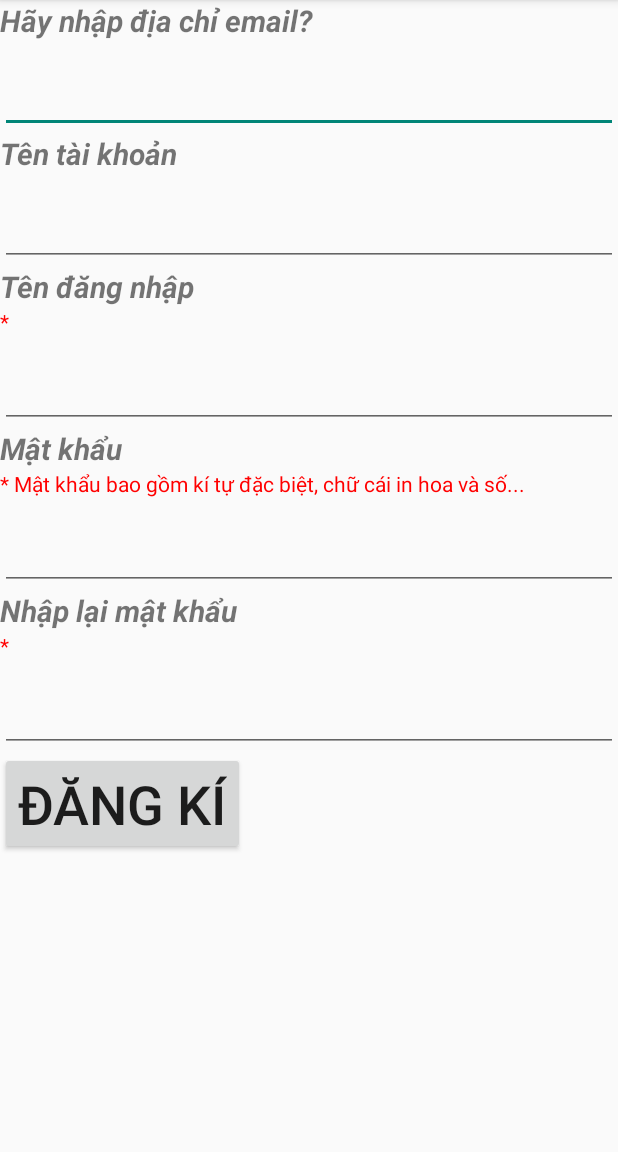
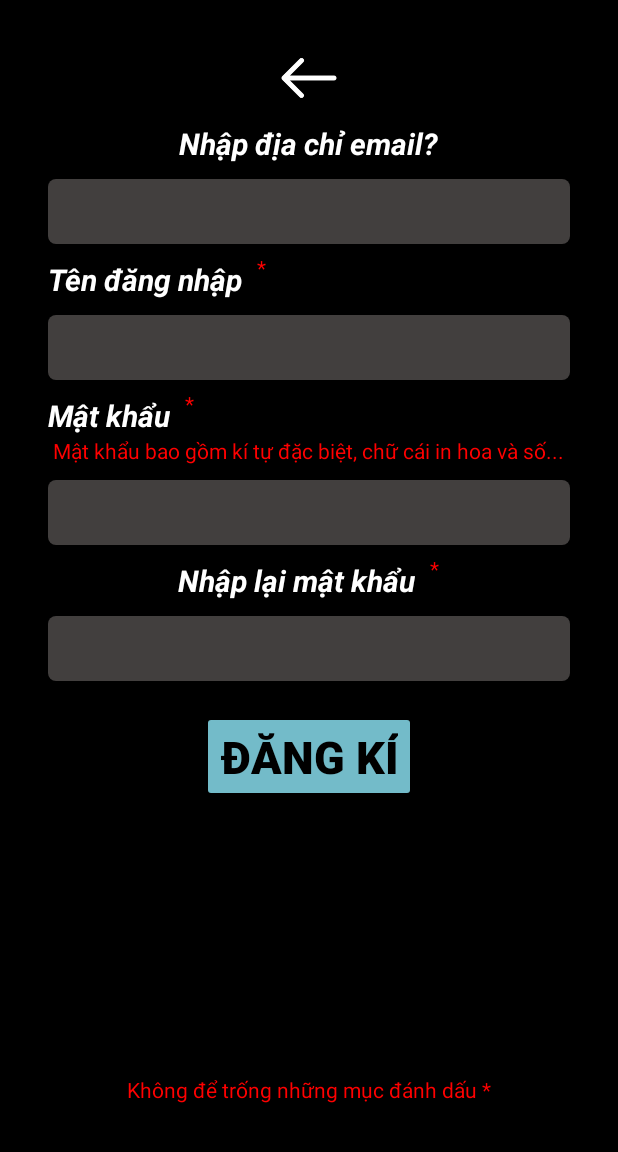
Before and after one commit to TruongCongPhi/MyMusic, an Android app: the SignUpActivity screen opened directly, with no data from a screen before it, on a phone screen of 412 x 824 dp, the part 84-1236 px from its top. Run offline under Robolectric (Android 15) with nearby library versions, the phone set to English and light mode, and no system bars; our stand-ins replace Firebase (no records; nobody signed in at launch, a user with empty details on screens opened directly).

Commit message:
nam commit

```diff
--- a/app/src/main/res/layout/activity_signup.xml
+++ b/app/src/main/res/layout/activity_signup.xml
@@ -2,105 +2,185 @@
 <LinearLayout xmlns:android="http://schemas.android.com/apk/res/android"
     android:layout_width="match_parent"
     android:layout_height="match_parent"
-    android:orientation="vertical">
+    xmlns:app="http://schemas.android.com/apk/res-auto"
+    android:orientation="vertical"
+    android:background="@color/black"
+    android:gravity="center"
+    android:padding="@dimen/_32dp"
+    >
+
+ <ImageButton
+     android:layout_width="40dp"
+     android:layout_height="40dp"
+     android:background="@drawable/ic_back"
+     ></ImageButton>
 
  <TextView
+     android:layout_marginTop="10dp"
      android:layout_width="wrap_content"
      android:layout_height="wrap_content"
-    android:text="Hãy nhập địa chỉ email?"
+     android:text="Nhập địa chỉ email?"
      android:textSize="20dp"
      android:textStyle="bold|italic"
+     android:textColor="@color/white"
      />
  <EditText
+     android:layout_marginTop="10dp"
+     android:background="@drawable/custom_edttext"
+     android:backgroundTint="#423F3E"
      android:id="@+id/edt_email"
      android:layout_width="match_parent"
      android:layout_height="wrap_content"
-        android:textSize="30dp"
-        android:inputType="textEmailAddress"></EditText>
-   <TextView
-       android:layout_width="wrap_content"
-       android:layout_height="wrap_content"
-       android:text="Tên tài khoản"
      android:textSize="20dp"
-       android:textStyle="bold|italic"
-       />
-    <EditText
-        android:id="@+id/edt_tentk"
+     android:inputType="textEmailAddress"
+     android:padding="8dp"
+
+     ></EditText>
+
+ <LinearLayout
      android:layout_width="match_parent"
      android:layout_height="wrap_content"
-        android:textSize="30dp"
-        />
+     android:orientation="horizontal">
   <TextView
+      android:layout_marginTop="10dp"
       android:id="@+id/txt_tendn"
       android:layout_width="wrap_content"
       android:layout_height="wrap_content"
       android:text="Tên đăng nhập"
       android:textSize="20dp"
       android:textStyle="bold|italic"
+      android:textColor="@color/white"
       />
   <TextView
+      android:layout_marginLeft="10dp"
       android:layout_width="wrap_content"
       android:layout_height="wrap_content"
       android:text="*"
       android:textColor="#FF0000"
       />
+ </LinearLayout>
  <EditText
+     android:background="@drawable/custom_edttext"
+     android:backgroundTint="#423F3E"
+     android:layout_marginTop="10dp"
      android:layout_width="match_parent"
      android:layout_height="wrap_content"
      android:hint=""
-        android:textSize="30dp"
+     android:textSize="20dp"
+     android:padding="8dp"
+
      />
+ <LinearLayout
+     android:layout_width="match_parent"
+     android:layout_height="wrap_content"
+     android:orientation="horizontal"
+     >
+
   <TextView
+      android:layout_marginTop="10dp"
       android:id="@+id/txt_mk"
       android:layout_width="wrap_content"
       android:layout_height="wrap_content"
       android:text="Mật khẩu"
       android:textSize="20dp"
       android:textStyle="bold|italic"
+      android:textColor="@color/white"
       />
+  <TextView
+      android:layout_marginLeft="10dp"
+      android:layout_width="wrap_content"
+      android:layout_height="wrap_content"
+      android:text="*"
+      android:textColor="#FF0000"
+      />
+ </LinearLayout>
+
  <TextView
      android:id="@+id/txt_canhbao"
      android:layout_width="wrap_content"
      android:layout_height="wrap_content"
-        android:text="* Mật khẩu bao gồm kí tự đặc biệt, chữ cái in hoa và số..."
+     android:text="Mật khẩu bao gồm kí tự đặc biệt, chữ cái in hoa và số..."
      android:textColor="#FF0000"
      />
 
  <EditText
+     android:layout_marginTop="10dp"
+     android:padding="8dp"
+     android:background="@drawable/custom_edttext"
+     android:backgroundTint="#423F3E"
      android:id="@+id/edt_password"
      android:layout_width="match_parent"
      android:layout_height="wrap_content"
-        android:hint=""
-        android:textSize="30dp"
+     android:textSize="20dp"
+     android:inputType="textPassword"
      />
+ <LinearLayout
+     android:layout_width="wrap_content"
+     android:layout_height="wrap_content"
+     android:orientation="horizontal">
+
   <TextView
+      android:layout_marginTop="10dp"
       android:id="@+id/txt_nhaplai"
       android:layout_width="wrap_content"
       android:layout_height="wrap_content"
       android:text="Nhập lại mật khẩu"
       android:textSize="20dp"
       android:textStyle="bold|italic"
+      android:textColor="@color/white"
       />
   <TextView
+      android:layout_marginLeft="10dp"
       android:layout_width="wrap_content"
       android:layout_height="wrap_content"
       android:text="*"
       android:textColor="#FF0000"
       />
+ </LinearLayout>
+
 
  <EditText
+     android:layout_marginTop="10dp"
+     android:background="@drawable/custom_edttext"
+     android:backgroundTint="#423F3E"
      android:layout_width="match_parent"
      android:layout_height="wrap_content"
      android:hint=""
-        android:textSize="30dp"
+     android:textSize="20dp"
+     android:padding="8dp"
+     android:inputType="textPassword"
      />
  <Button
+     android:layout_marginTop="20dp"
      android:id="@+id/btn_signup"
      android:layout_width="wrap_content"
      android:layout_height="wrap_content"
      android:text="Đăng kí"
-        android:textSize="36sp"></Button>
+     android:textColor="@color/black"
+     android:textSize="30sp"
+     android:layout_gravity="center"
+     app:backgroundTint="#73bbc9"
+     android:textStyle="bold"
 
+     ></Button>
+
+ <RelativeLayout
+     android:layout_width="match_parent"
+     android:layout_height="match_parent"
+
+     >
+
+  <TextView
+
+      android:layout_centerInParent="true"
+      android:layout_alignParentBottom="true"
+      android:layout_width="wrap_content"
+      android:layout_height="wrap_content"
+      android:text="Không để trống những mục đánh dấu *"
+      android:textColor="#FF0000"
+
+      />
+ </RelativeLayout>
 
 
 
```
Lines whose indentation alone changed are shown as unchanged.
